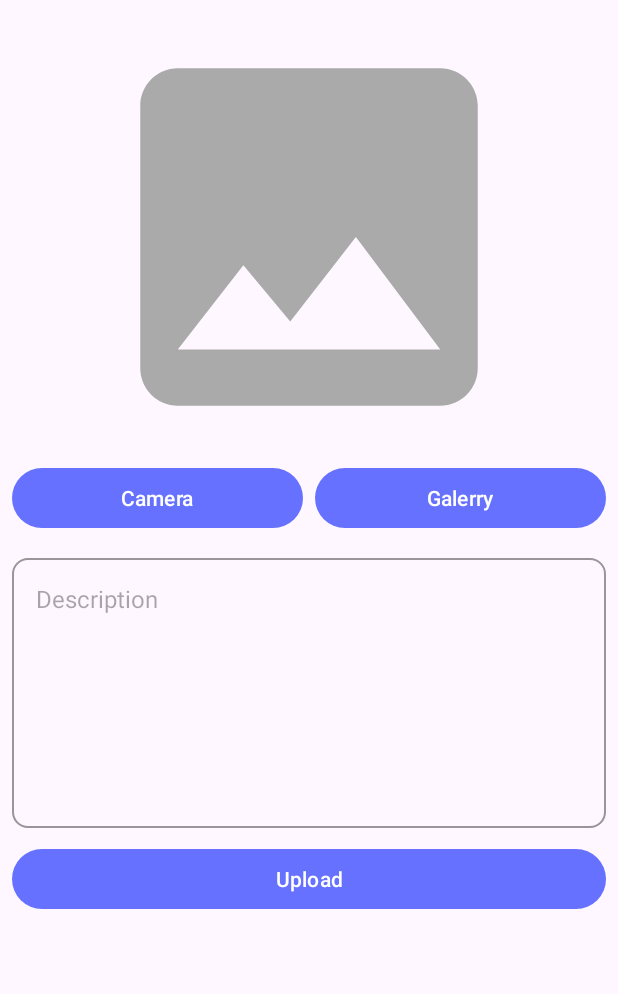
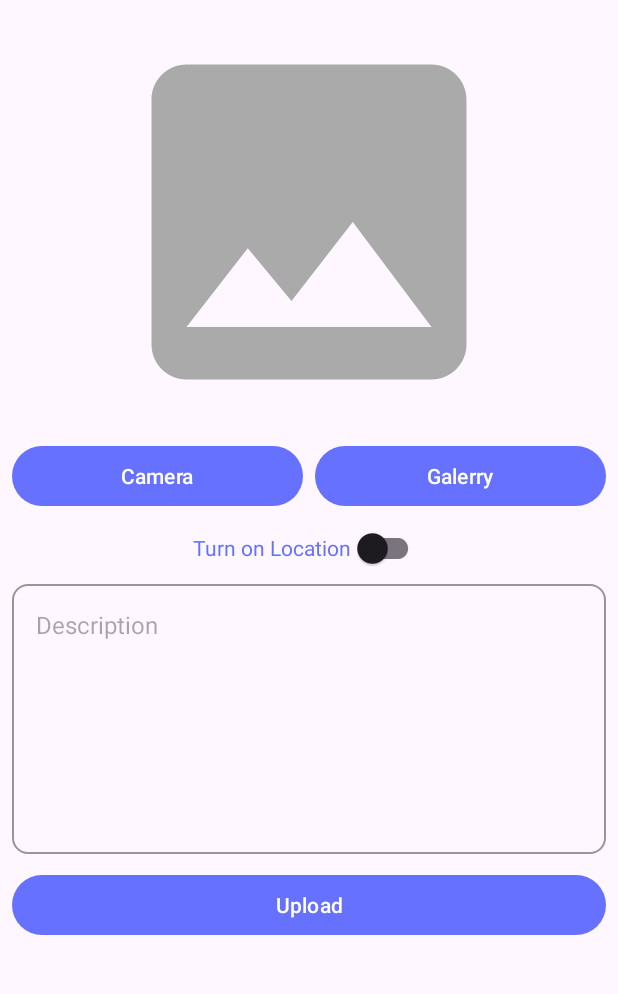
Before and after one commit to pierreviences/Story-App, an Android app: the AddStoryActivity screen opened directly, with no data from a screen before it, on a phone screen of 412 x 824 dp, the part 96-1090 px from its top. Run offline under Robolectric (Android 15) with nearby library versions, the phone set to English and light mode, and no system bars; our stand-ins replace Room's generated code, paging; pictures from the network do not load.

Commit message:
feat: add story post with location

```diff
--- a/app/src/main/java/com/example/storyapp/data/remote/ApiStoryService.kt
+++ b/app/src/main/java/com/example/storyapp/data/remote/ApiStoryService.kt
@@ -43,7 +43,9 @@ interface ApiStoryService {
     suspend fun uploadStory(
         @Header("Authorization") token: String,
         @Part file: MultipartBody.Part,
-        @Part("description") description: RequestBody
+        @Part("description") description: RequestBody,
+        @Part("lat") lat: RequestBody?,
+        @Part("lon") lon: RequestBody?
     ): UploadStoryResponse
 
     @GET("stories")
--- a/app/src/main/java/com/example/storyapp/ui/view/map/MapsActivity.kt
+++ b/app/src/main/java/com/example/storyapp/ui/view/map/MapsActivity.kt
@@ -86,7 +86,7 @@ class MapsActivity : AppCompatActivity(), OnMapReadyCallback {
                                 MarkerOptions()
                                     .position(latLng)
                                     .title(data.name)
-                                    .snippet(data.description + "Latitude : ${data.lat}, Longitude : ${data.lon}")
+                                    .snippet(data.description)
                             )
                         }
 
--- a/app/src/main/java/com/example/storyapp/ui/viewmodel/AddStoryViewModel.kt
+++ b/app/src/main/java/com/example/storyapp/ui/viewmodel/AddStoryViewModel.kt
@@ -5,14 +5,15 @@ import androidx.lifecycle.ViewModel
 import com.example.storyapp.data.model.auth.LoginResult
 import com.example.storyapp.data.repository.StoryRepository
 import com.example.storyapp.data.repository.UserRepository
+import okhttp3.RequestBody
 import java.io.File
 
 class AddStoryViewModel(
     private val userRepository: UserRepository,
     private val storyRepository: StoryRepository
 ) : ViewModel(){
-    fun addStory(description: String, file: File, token: String) =
-        storyRepository.uploadStories(description, file, token)
+    fun addStory(lat: RequestBody?, lon: RequestBody?, description: String, file: File, token: String) =
+        storyRepository.uploadStories(lat, lon, description, file, token)
 
     fun getUserLogin(): LiveData<LoginResult> = userRepository.getSession()
 }
--- a/app/src/main/res/layout/activity_add_story.xml
+++ b/app/src/main/res/layout/activity_add_story.xml
@@ -26,7 +26,7 @@
     <ImageView
         android:id="@+id/previewImageView"
         android:layout_width="0dp"
-        android:layout_height="300dp"
+        android:layout_height="280dp"
         android:layout_marginStart="8dp"
         android:layout_marginTop="8dp"
         android:layout_marginEnd="8dp"
@@ -37,6 +37,7 @@
         app:srcCompat="@drawable/ic_place_holder" />
 
     <LinearLayout
+        android:layout_marginTop="5dp"
         android:id="@+id/buttonPanel"
         android:layout_width="match_parent"
         android:layout_height="wrap_content"
@@ -64,6 +65,27 @@
 
 
     </LinearLayout>
+    <LinearLayout
+        android:id="@+id/switchPanel"
+        android:layout_width="match_parent"
+        android:layout_height="wrap_content"
+        android:orientation="horizontal"
+        android:gravity="center"
+        android:layout_marginHorizontal="8dp"
+        app:layout_constraintEnd_toEndOf="parent"
+        app:layout_constraintStart_toStartOf="parent"
+        app:layout_constraintTop_toBottomOf="@id/buttonPanel">
+        <TextView
+            android:layout_width="wrap_content"
+            android:layout_height="wrap_content"
+            android:text="Turn on Location"
+            android:textColor="@color/primary"
+            android:textSize="14sp"/>
+     <com.google.android.material.switchmaterial.SwitchMaterial
+        android:id="@+id/switch_location"
+        android:layout_width="wrap_content"
+        android:layout_height="wrap_content"/>
+    </LinearLayout>
     <EditText
         android:id="@+id/ed_add_description"
         android:layout_width="0dp"
@@ -74,14 +96,13 @@
         android:layout_marginHorizontal="8dp"
         android:hint="@string/description"
         android:inputType="textMultiLine"
-        android:maxHeight="500dp"
+        android:maxHeight="480dp"
         android:layout_height="180dp"
-        android:layout_marginTop="16dp"
         android:autofillHints="Description"
         android:maxLines="8"
         app:layout_constraintEnd_toEndOf="parent"
         app:layout_constraintStart_toStartOf="parent"
-        app:layout_constraintTop_toBottomOf="@id/buttonPanel" />
+        app:layout_constraintTop_toBottomOf="@id/switchPanel" />
     <Button
         android:id="@+id/button_add"
         android:layout_width="0dp"
--- a/app/src/main/res/values/strings.xml
+++ b/app/src/main/res/values/strings.xml
@@ -38,6 +38,7 @@
     <string name="retry">Try Again</string>
     <string name="menu_language">Language</string>
     <string name="menu_map">Maps</string>
+    <string name="turn_on_location">Turn On Location</string>
     <string name="please_active_locationyou">Please Active Location You</string>
     <string name="success_upload_photo">Congratulations, you have successfully uploaded the image</string>
     <string name="empty_image_warning">Please insert the image file first.</string>
```
Also changed, not shown: app/src/main/java/com/example/storyapp/data/repository/StoryRepository.kt (+4 -3 lines), app/src/main/java/com/example/storyapp/ui/view/story/AddStoryActivity.kt (+52 -1 lines), 1 other file.
